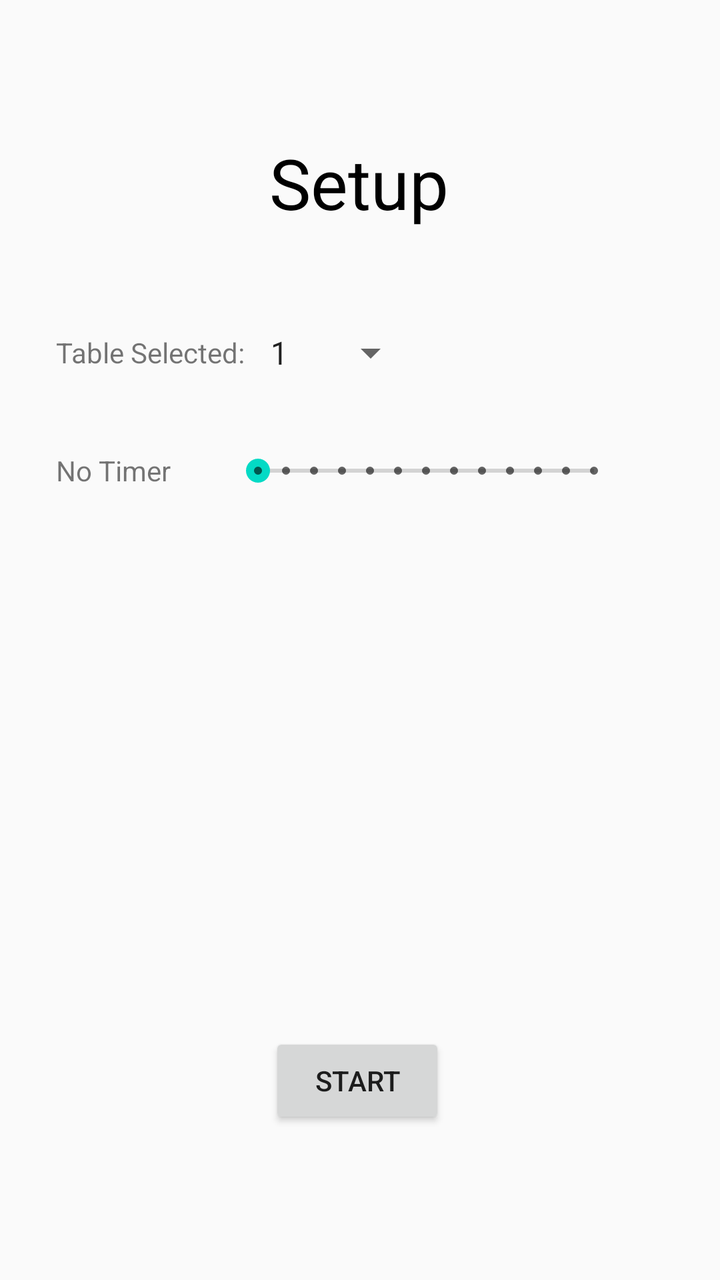
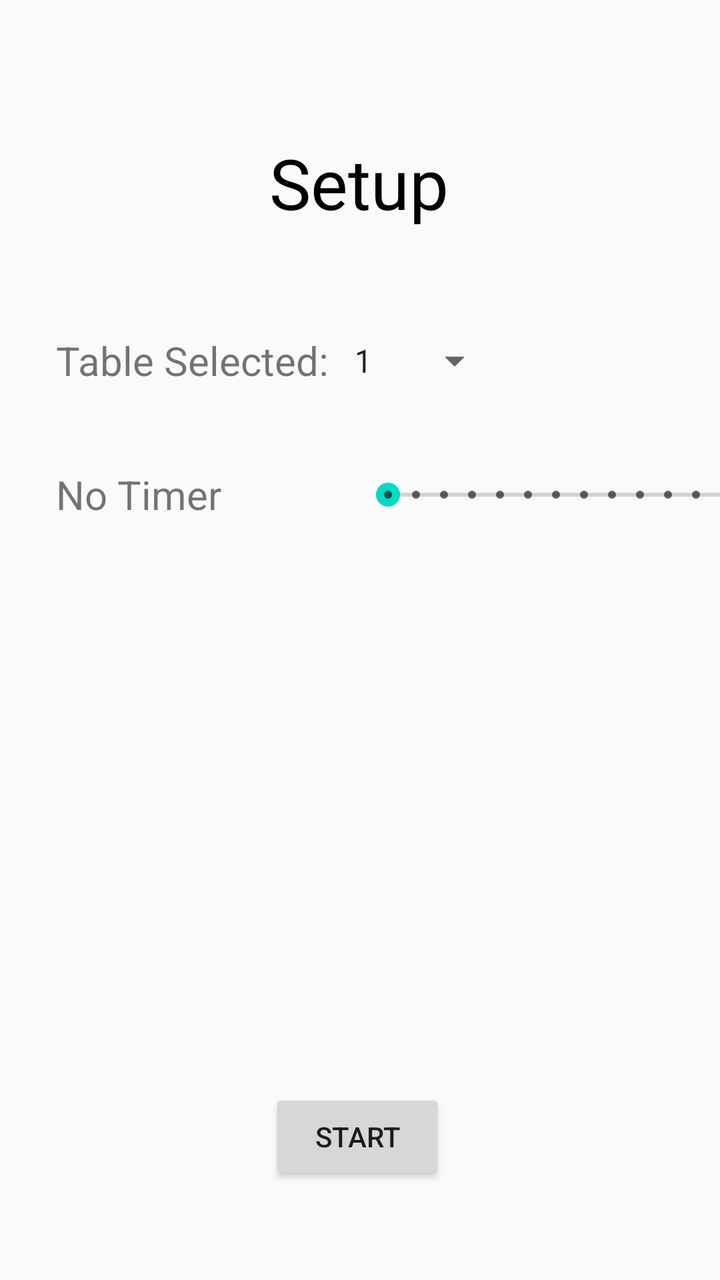

An Android layout rendered at two revisions. The XML below is the earlier revision; the diff shows what the commit changed to produce the second picture.
<!-- AndroidManifest.xml: application theme AppTheme -->
<!-- res/layout/activity_options.xml -->
<?xml version="1.0" encoding="utf-8"?>
<androidx.constraintlayout.widget.ConstraintLayout xmlns:android="http://schemas.android.com/apk/res/android"
    xmlns:app="http://schemas.android.com/apk/res-auto"
    xmlns:tools="http://schemas.android.com/tools"
    android:layout_width="match_parent"
    android:layout_height="match_parent"
    tools:context=".OptionsActivity">

    <TextView
        android:id="@+id/textView2"
        android:layout_width="wrap_content"
        android:layout_height="wrap_content"
        android:layout_marginTop="68dp"
        android:text="@string/setup"
        android:textColor="@android:color/black"
        android:textSize="35sp"
        app:layout_constraintEnd_toEndOf="parent"
        app:layout_constraintHorizontal_bias="0.498"
        app:layout_constraintStart_toStartOf="parent"
        app:layout_constraintTop_toTopOf="parent" />

    <TextView
        android:id="@+id/textView3"
        android:layout_width="wrap_content"
        android:layout_height="wrap_content"
        android:layout_marginStart="28dp"
        android:layout_marginTop="52dp"
        android:text="@string/table_selected"
        app:layout_constraintStart_toStartOf="parent"
        app:layout_constraintTop_toBottomOf="@+id/textView2" />

    <Spinner
        android:id="@+id/tables_spinner"
        android:layout_width="wrap_content"
        android:layout_height="wrap_content"
        android:layout_marginStart="5dp"
        android:entries="@array/tables"
        android:dropDownWidth="65dp"
        app:layout_constraintBottom_toBottomOf="@+id/textView3"
        app:layout_constraintStart_toEndOf="@+id/textView3"
        app:layout_constraintTop_toTopOf="@+id/textView3" />

    <SeekBar
        android:id="@+id/time_seekBar"
        style="@style/Widget.AppCompat.SeekBar.Discrete"
        android:layout_width="200dp"
        android:layout_height="wrap_content"
        android:max="12"
        android:min="0"
        android:progress="0"
        app:layout_constraintBottom_toBottomOf="@+id/timer_text_view"
        app:layout_constraintStart_toEndOf="@+id/timer_text_view"
        app:layout_constraintTop_toTopOf="@+id/timer_text_view" />

    <TextView
        android:id="@+id/timer_text_view"
        android:layout_width="85dp"
        android:layout_height="wrap_content"
        android:layout_marginTop="40dp"
        android:text="@string/no_timer"
        app:layout_constraintStart_toStartOf="@+id/textView3"
        app:layout_constraintTop_toBottomOf="@+id/textView3" />

    <Button
        android:id="@+id/start_button"
        android:layout_width="wrap_content"
        android:layout_height="wrap_content"
        android:layout_marginTop="272dp"
        android:text="@string/start"
        app:layout_constraintEnd_toEndOf="parent"
        app:layout_constraintHorizontal_bias="0.495"
        app:layout_constraintStart_toStartOf="parent"
        app:layout_constraintTop_toBottomOf="@+id/time_seekBar" />

</androidx.constraintlayout.widget.ConstraintLayout>
<!-- resources referenced by this layout -->
<resources>
  <string-array name="tables">
          <item>1</item>
          <item>2</item>
          <item>3</item>
          <item>4</item>
          <item>5</item>
          <item>6</item>
          <item>7</item>
          <item>8</item>
          <item>9</item>
          <item>10</item>
          <item>11</item>
          <item>12</item>
      </string-array>
  <string name="no_timer">No Timer</string>
  <string name="setup">Setup</string>
  <string name="start">Start</string>
  <string name="table_selected">Table Selected:</string>
  <style name="AppTheme" parent="Theme.AppCompat.Light.DarkActionBar">
          
          <item name="colorPrimary">@color/colorPrimary</item>
          <item name="colorPrimaryDark">@color/colorPrimaryDark</item>
          <item name="colorAccent">@color/colorAccent</item>
          <item name="windowNoTitle">true</item>
      </style>
  <color name="colorPrimary">#6200EE</color>
  <color name="colorPrimaryDark">#3700B3</color>
  <color name="colorAccent">#03DAC5</color>
</resources>

<!-- the commit's change to res/layout/activity_options.xml (unified diff, before → after) -->
@@ -26,6 +26,7 @@
         android:layout_marginStart="28dp"
         android:layout_marginTop="52dp"
         android:text="@string/table_selected"
+        android:textSize="20sp"
         app:layout_constraintStart_toStartOf="parent"
         app:layout_constraintTop_toBottomOf="@+id/textView2" />
 
@@ -34,8 +35,8 @@
         android:layout_width="wrap_content"
         android:layout_height="wrap_content"
         android:layout_marginStart="5dp"
+        android:dropDownWidth="65dp"
         android:entries="@array/tables"
-        android:dropDownWidth="65dp"
         app:layout_constraintBottom_toBottomOf="@+id/textView3"
         app:layout_constraintStart_toEndOf="@+id/textView3"
         app:layout_constraintTop_toTopOf="@+id/textView3" />
@@ -47,17 +48,22 @@
         android:layout_height="wrap_content"
         android:max="12"
         android:min="0"
+        android:padding="16dp"
         android:progress="0"
+
+        android:minHeight="6dp"
+        android:maxHeight="6dp"
         app:layout_constraintBottom_toBottomOf="@+id/timer_text_view"
         app:layout_constraintStart_toEndOf="@+id/timer_text_view"
         app:layout_constraintTop_toTopOf="@+id/timer_text_view" />
 
     <TextView
         android:id="@+id/timer_text_view"
-        android:layout_width="85dp"
+        android:layout_width="150dp"
         android:layout_height="wrap_content"
         android:layout_marginTop="40dp"
         android:text="@string/no_timer"
+        android:textSize="20sp"
         app:layout_constraintStart_toStartOf="@+id/textView3"
         app:layout_constraintTop_toBottomOf="@+id/textView3" />
 
